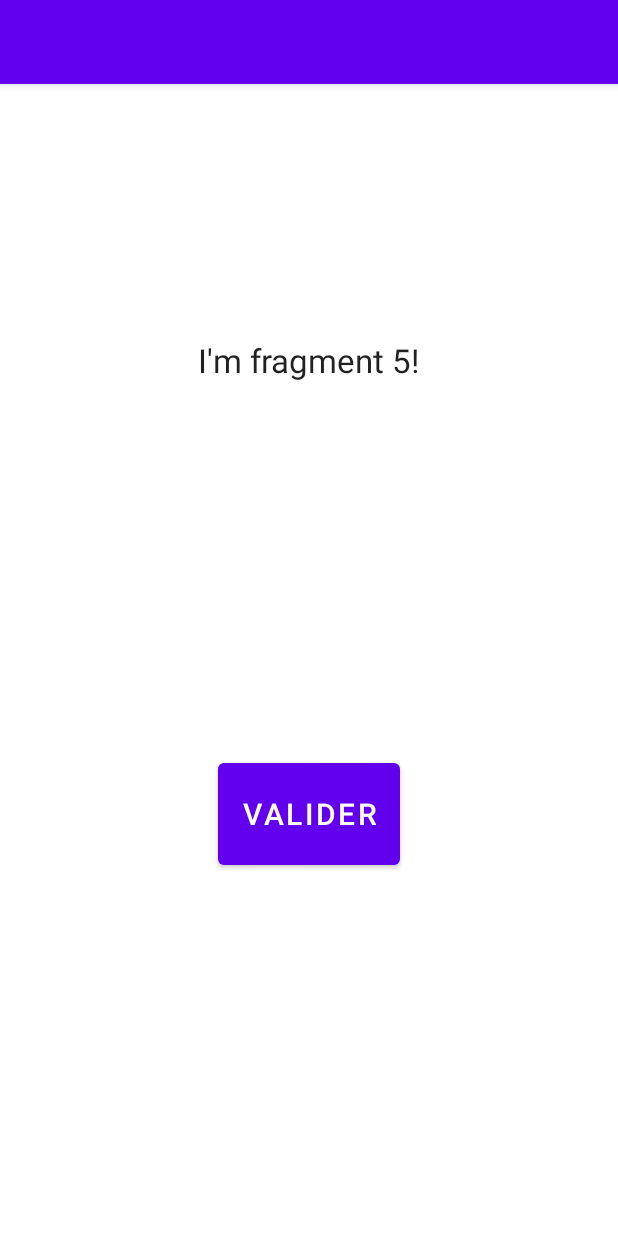
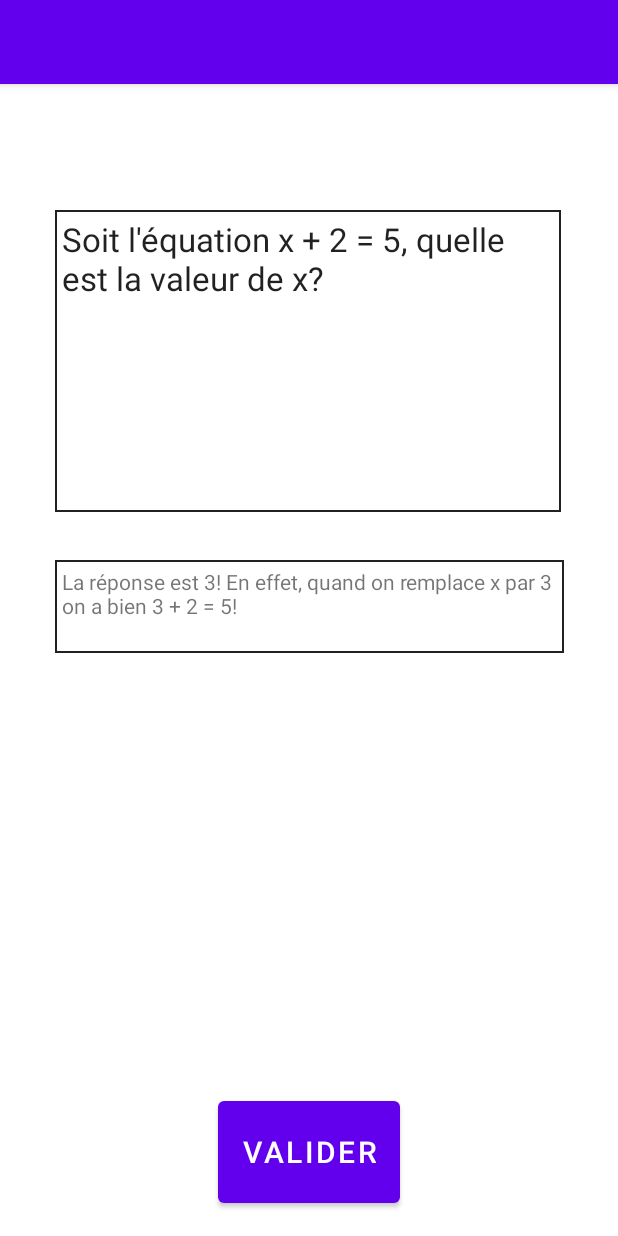
Before and after one commit to TheBoje/Gymaths, an Android app: the screen it shows after launch (Activity_exercices), on a phone screen of 412 x 824 dp. Run offline under Robolectric (Android 15) with nearby library versions, the phone set to English and light mode, and no system bars.

Commit message:
Exemple de premier fragment pour l'activité exercices fait

```diff
--- a/gymaths/app/src/main/res/layout/exercices_fragment5.xml
+++ b/gymaths/app/src/main/res/layout/exercices_fragment5.xml
@@ -7,18 +7,19 @@
     tools:context=".exercices.Activity_exercices">
 
     <TextView
-        android:id="@+id/textView5"
-        android:layout_width="wrap_content"
-        android:layout_height="36dp"
+        android:id="@+id/problemView"
+        android:layout_width="337dp"
+        android:layout_height="201dp"
         android:layout_marginStart="128dp"
         android:layout_marginLeft="128dp"
+        android:layout_marginTop="140dp"
         android:layout_marginEnd="128dp"
         android:layout_marginRight="128dp"
-        android:text="@string/i_m_fragment_5"
+        android:background="@drawable/back"
+        android:text="@string/exemple_eq"
         android:textAppearance="@style/TextAppearance.AppCompat.Large"
-        app:layout_constraintBottom_toTopOf="@+id/btnValidate"
         app:layout_constraintEnd_toEndOf="parent"
-        app:layout_constraintHorizontal_bias="0.5"
+        app:layout_constraintHorizontal_bias="0.505"
         app:layout_constraintStart_toStartOf="parent"
         app:layout_constraintTop_toTopOf="parent" />
 
@@ -27,12 +28,22 @@
         android:layout_width="wrap_content"
         android:layout_height="80dp"
         android:layout_margin="16dp"
+        android:layout_marginBottom="36dp"
         android:text="@string/btnValidate"
         android:textSize="20sp"
         app:layout_constraintBottom_toBottomOf="parent"
         app:layout_constraintEnd_toEndOf="parent"
-        app:layout_constraintHorizontal_bias="0.5"
+        app:layout_constraintStart_toStartOf="parent" />
+
+    <TextView
+        android:id="@+id/solutionView"
+        android:layout_width="339dp"
+        android:layout_height="62dp"
+        android:layout_marginTop="32dp"
+        android:background="@drawable/back"
+        android:text="@string/exemple_reponse"
+        app:layout_constraintEnd_toEndOf="parent"
         app:layout_constraintStart_toStartOf="parent"
-        app:layout_constraintTop_toBottomOf="@+id/textView5" />
+        app:layout_constraintTop_toBottomOf="@+id/problemView" />
 
 </androidx.constraintlayout.widget.ConstraintLayout>
--- a/gymaths/app/src/main/res/layout/soutien_activity.xml
+++ b/gymaths/app/src/main/res/layout/soutien_activity.xml
@@ -22,12 +22,4 @@
 
     <include layout="@layout/soutien_content" />
 
-    <com.google.android.material.floatingactionbutton.FloatingActionButton
-        android:id="@+id/fab"
-        android:layout_width="wrap_content"
-        android:layout_height="wrap_content"
-        android:layout_gravity="bottom|end"
-        android:layout_margin="@dimen/fab_margin"
-        app:srcCompat="@android:drawable/ic_dialog_email" />
-
 </androidx.coordinatorlayout.widget.CoordinatorLayout>
--- a/gymaths/app/src/main/res/values/strings.xml
+++ b/gymaths/app/src/main/res/values/strings.xml
@@ -28,4 +28,6 @@
     <string name="i_m_fragment_9">I\'m Fragment 9!</string>
     <string name="i_m_fragment_6">I\'m Fragment 6!</string>
     <string name="i_m_fragment_7">I\'m Fragment 7!</string>
+    <string name="exemple_eq">Soit l\'équation x + 2 = 5, quelle est la valeur de x?</string>
+    <string name="exemple_reponse">La réponse est 3! En effet, quand on remplace x par 3 on a bien 3 + 2 = 5!</string>
 </resources>
```
